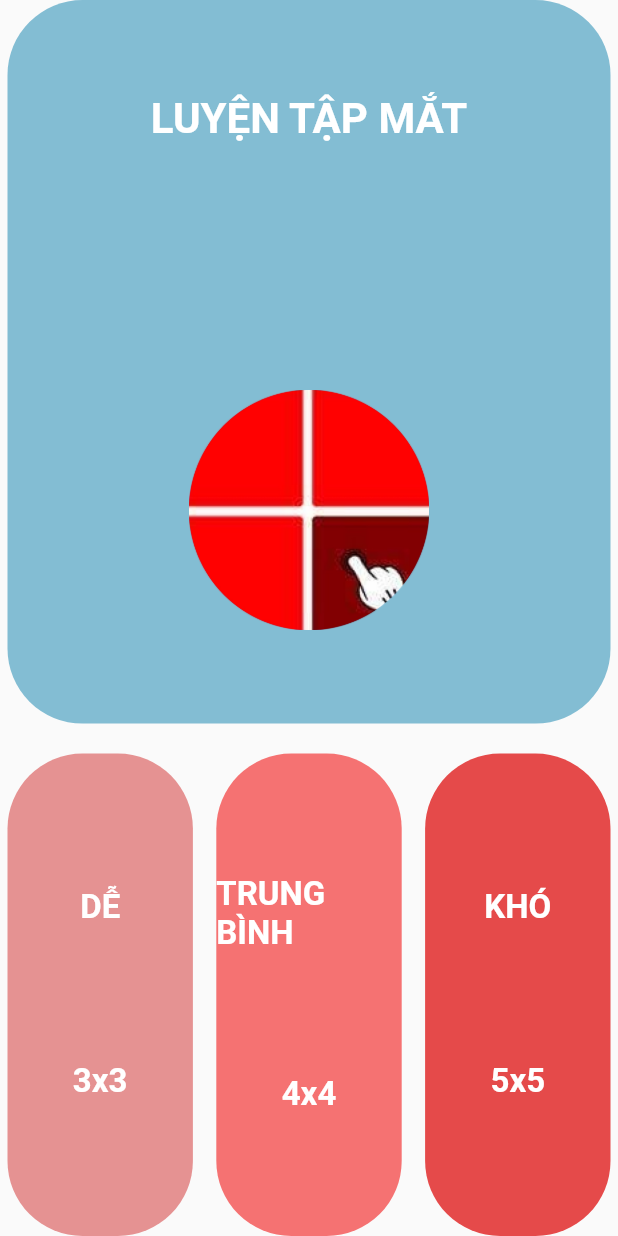
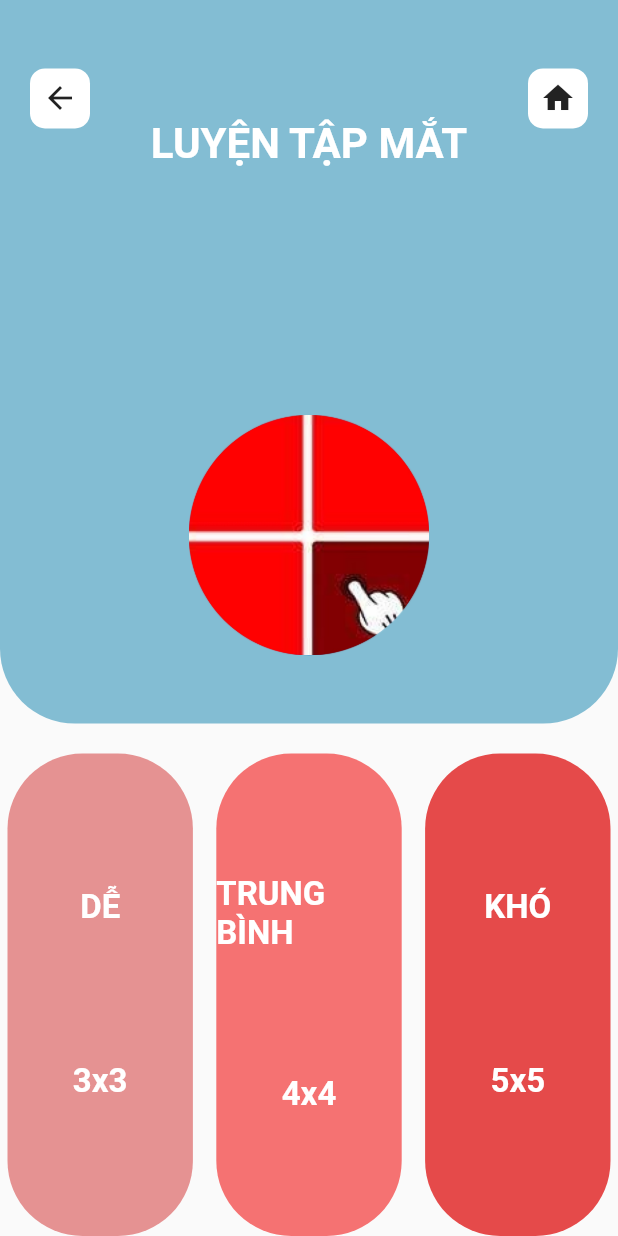
Before and after one commit to thanhqui9283/ColorBlind, a Flutter app: the GameEyes screen opened directly, on a phone screen of 412 x 824 dp. Run offline on Flutter 3.47's test engine with Material 2 defaults, Android fonts, the phone set to English and light mode, and no system bars; our stand-ins replace animated_splash_screen, carousel_slider, contained_tab_bar_view, flutter_svg, get, google_fonts and 1 more; missing offline and left inert: flutter_inappwebview, tflite; Roboto replaces fonts that are missing (Alike).

Commit message:
release v2

```diff
--- /dev/null
+++ b/lib/components/home_back.dart
@@ -0,0 +1,41 @@
+import 'package:colorsblind/resource/colors.dart';
+import 'package:flutter/material.dart';
+
+class HomeBack extends StatelessWidget {
+  final Widget widgetBackHome;
+  final Widget navigator;
+
+  const HomeBack(
+      {Key? key, required this.navigator, required this.widgetBackHome})
+      : super(key: key);
+
+  @override
+  Widget build(BuildContext context) {
+    return InkWell(
+      onTap: () {
+        Navigator.push(
+          context,
+          MaterialPageRoute(builder: (context) => navigator),
+        );
+      },
+      child: Container(
+        child: ClipRRect(
+            borderRadius: const BorderRadius.only(
+              topLeft: Radius.circular(15.0),
+              topRight: Radius.circular(15.0),
+            ),
+            child: widgetBackHome),
+        height: 40,
+        width: 40,
+        decoration: const BoxDecoration(
+            borderRadius: BorderRadius.only(
+              topLeft: Radius.circular(10),
+              topRight: Radius.circular(10),
+              bottomLeft: Radius.circular(10),
+              bottomRight: Radius.circular(10),
+            ),
+            color: AppColors.textLogo),
+      ),
+    );
+  }
+}
--- a/lib/components/train_eyes.dart
+++ b/lib/components/train_eyes.dart
@@ -1,6 +1,9 @@
+import 'package:colorsblind/components/home_back.dart';
+import 'package:colorsblind/resource/images.dart';
 import 'package:flutter/material.dart';
 import 'package:google_fonts/google_fonts.dart';
 
+import '../features/home_widget.dart';
 import '../resource/colors.dart';
 
 class TrainEyes extends StatelessWidget {
@@ -23,15 +26,31 @@ class TrainEyes extends StatelessWidget {
 
   @override
   Widget build(BuildContext context) {
-    return Padding(
-      padding: const EdgeInsets.only(left: 5.0, right: 5),
-      child: Container(
+    return Container(
       child: Column(
         mainAxisAlignment: MainAxisAlignment.spaceEvenly,
         children: [
+          Row(
+            mainAxisAlignment: MainAxisAlignment.spaceBetween,
+            crossAxisAlignment: CrossAxisAlignment.center,
+            children: <Widget>[
+               Padding(
+                  padding: const EdgeInsets.only(left: 20.0, bottom: 60),
+                  child: HomeBack(
+                    navigator: HomeWidget(),
+                    widgetBackHome: const Icon(Icons.arrow_back),
+                  )),
               Text(
                 textName!,
                 style: _style,
+              ),
+              Padding(
+                  padding: const EdgeInsets.only(right: 20.0, bottom: 60),
+                  child: HomeBack(
+                    navigator: HomeWidget(),
+                    widgetBackHome: const Icon(Icons.home),
+                  )),
+            ],
           ),
           const SizedBox(
             height: 40,
@@ -44,17 +63,14 @@ class TrainEyes extends StatelessWidget {
         ],
       ),
       height: MediaQuery.of(context).size.height / 2,
-        width: MediaQuery.of(context).size.width * 0.98,
+      width: MediaQuery.of(context).size.width,
       decoration: BoxDecoration(
         borderRadius: const BorderRadius.only(
-            topLeft: Radius.circular(50),
-            topRight: Radius.circular(50),
           bottomLeft: Radius.circular(50),
           bottomRight: Radius.circular(50),
         ),
         color: colorBackground!,
       ),
-      ),
     );
   }
 }
--- a/lib/features/detection_colors/check_colors.dart
+++ b/lib/features/detection_colors/check_colors.dart
@@ -6,9 +6,11 @@ import 'package:image_picker/image_picker.dart';
 import 'package:tflite/tflite.dart';
 import 'dart:async';
 
+import '../../components/home_back.dart';
 import '../../resource/colors.dart';
 import '../../resource/images.dart';
 import '../../resource/test_colors.dart';
+import '../home_widget.dart';
 
 class CheckColors extends StatefulWidget {
   const CheckColors({Key? key}) : super(key: key);
@@ -39,6 +41,27 @@ class _CheckColorsState extends State<CheckColors> {
         child: Center(
           child: Column(
             children: <Widget>[
+              Padding(
+                padding: const EdgeInsets.only(top: 40.0),
+                child: Row(
+                  mainAxisAlignment: MainAxisAlignment.spaceBetween,
+                  crossAxisAlignment: CrossAxisAlignment.center,
+                  children: [
+                    Padding(
+                        padding: const EdgeInsets.only(left: 5.0),
+                        child: HomeBack(
+                          navigator: HomeWidget(),
+                          widgetBackHome: const Icon(Icons.arrow_back, size: 30 ,),
+                        )),
+                    Padding(
+                        padding: const EdgeInsets.only(right: 5.0),
+                        child: HomeBack(
+                          navigator: HomeWidget(),
+                          widgetBackHome: const Icon(Icons.home, size: 30,),
+                        )),
+                  ],
+                ),
+              ),
               Padding(
                 padding: const EdgeInsets.all(30.0),
                 child: Container(
--- a/lib/features/support_colors/support_colors.dart
+++ b/lib/features/support_colors/support_colors.dart
@@ -81,7 +81,7 @@ class _GameEyesState extends State<GameEyes> {
         Expanded(
           flex: 4,
           child:
-              Row(mainAxisAlignment: MainAxisAlignment.spaceBetween, children: [
+              Row(mainAxisAlignment: MainAxisAlignment.spaceBetween, children:<Widget> [
             OptionLevel(
                 textName: TextNameHome.ezGame,
                 textName1: TextNameHome.ezGame1,
--- a/lib/resource/images.dart
+++ b/lib/resource/images.dart
@@ -7,8 +7,8 @@ class AppImages {
   static const String trainEyes = 'assets/images/traineyes.png';
   static const String againTest = 'assets/images/reload.png';
   static const String hospital = 'assets/images/hospital.jpg';
-
-
+  static const String home = 'assets/images/home.png';
+  static const String back = 'assets/images/back.png';
 
 
   static const String score = 'assets/images/score.jpg';
```
Also changed, not shown: assets/images/app1.jpg (added), assets/images/app2.jpg (added), assets/images/app3.jpg (added), assets/images/back.png (added), assets/images/home.png (added). Lines whose indentation alone changed are shown as unchanged.
